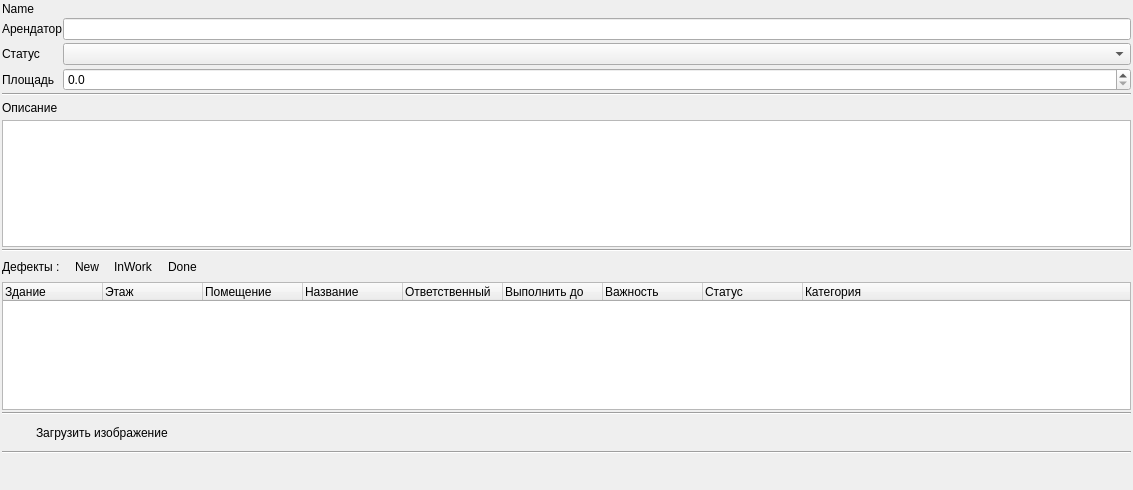
Qt form fluffy-dollop/applicationplugins/virainfoplugin/infoform.ui (autocomp/fluffy-dollop) before a commit.
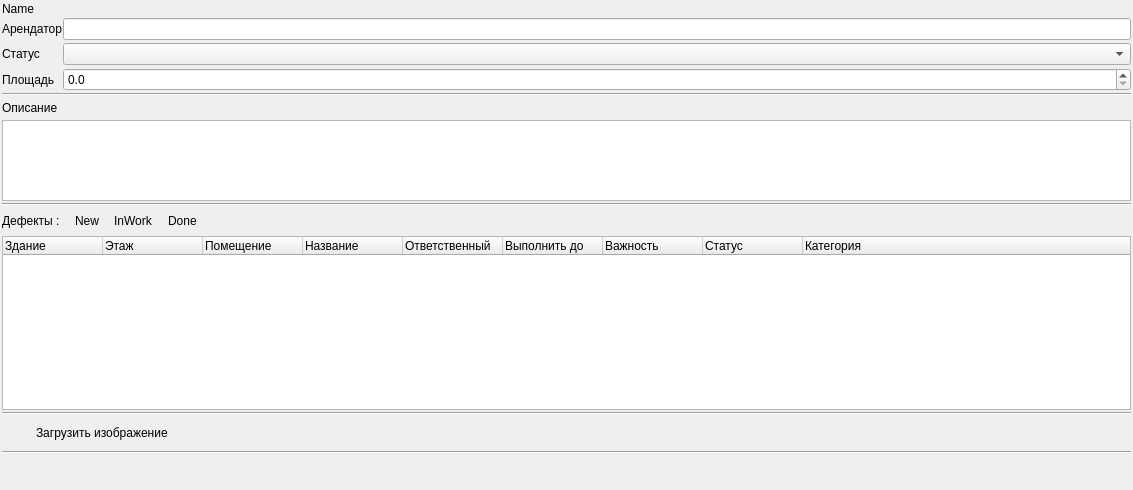
The same form after that commit.

The edit to the form file:
```diff
--- a/fluffy-dollop/applicationplugins/virainfoplugin/infoform.ui
+++ b/fluffy-dollop/applicationplugins/virainfoplugin/infoform.ui
@@ -139,7 +139,14 @@
     </layout>
    </item>
    <item>
-    <widget class="QTextEdit" name="description"/>
+    <widget class="QTextEdit" name="description">
+     <property name="maximumSize">
+      <size>
+       <width>16777215</width>
+       <height>100</height>
+      </size>
+     </property>
+    </widget>
    </item>
    <item>
     <widget class="Line" name="line_3">
```
Left out of the diff: 2 changed lines with no effect on the pictures.
